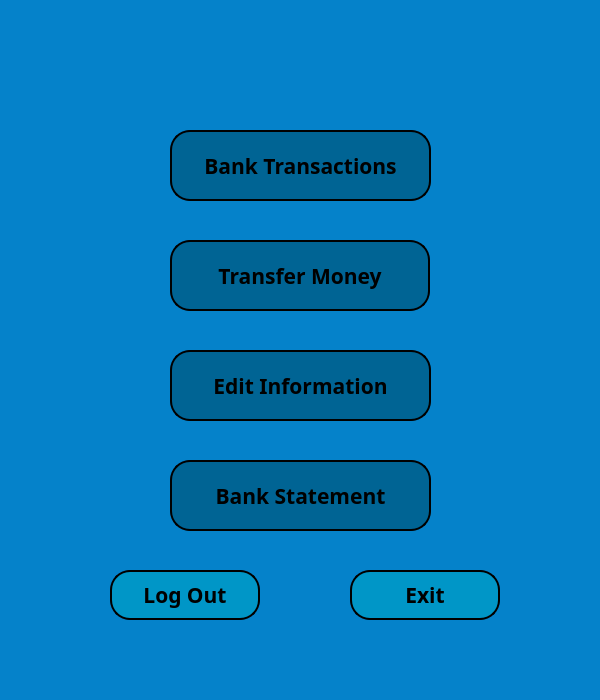
Qt form cs_options_window.ui (melikkekaya/BankingApp_SQL) before a commit.
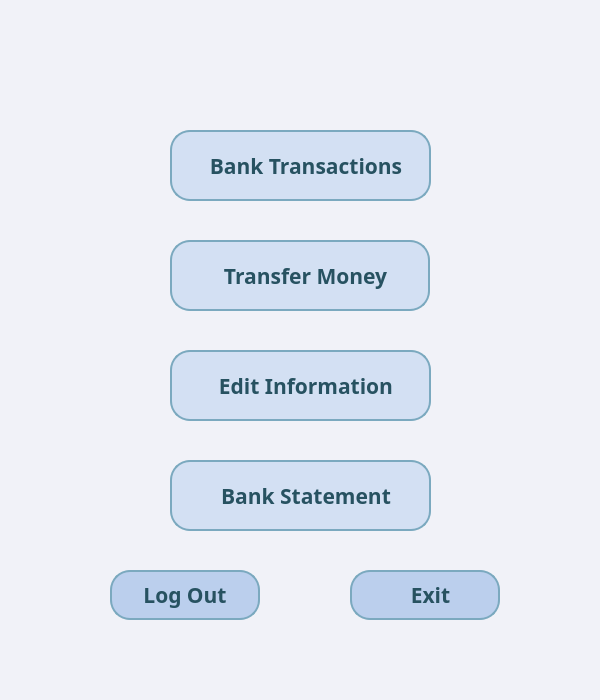
The same form after that commit. Icons and pictures are not drawn.

Diff of the .ui file:
```diff
--- a/cs_options_window.ui
+++ b/cs_options_window.ui
@@ -14,15 +14,15 @@
    <string>MainWindow</string>
   </property>
   <property name="styleSheet">
-   <string notr="true">background-color: rgb(5, 130, 202);</string>
+   <string notr="true">background-color: rgb(241, 242, 248);</string>
   </property>
   <widget class="QWidget" name="centralwidget">
    <widget class="QLabel" name="csoptwdw_lbl_showname">
     <property name="geometry">
      <rect>
-      <x>160</x>
+      <x>110</x>
       <y>30</y>
-      <width>271</width>
+      <width>381</width>
       <height>81</height>
      </rect>
     </property>
@@ -34,6 +34,9 @@
       <bold>true</bold>
      </font>
     </property>
+    <property name="styleSheet">
+     <string notr="true">color: rgb(15, 42, 57);</string>
+    </property>
     <property name="text">
      <string/>
     </property>
@@ -60,19 +63,29 @@
     </property>
     <property name="styleSheet">
      <string notr="true">QPushButton{
-	background-color: rgb(0, 100, 148);
-
-border:2px solid rgb(0, 150, 199);
-border-radius:20px;
-border-color:black;
+color: rgb(39, 82, 97);
+background-color: rgb(211, 224, 243);
+border:2px solid rgb(123, 169, 191);
+border-radius:20px
 }
+
 QPushButton:hover {
      background-color: rgb(202, 240, 248);
      border:2px solid rgb(0, 150, 199);
 }</string>
     </property>
     <property name="text">
-     <string>Transfer Money</string>
+     <string>  Transfer Money</string>
+    </property>
+    <property name="icon">
+     <iconset>
+      <normaloff>icons/fund.png</normaloff>icons/fund.png</iconset>
+    </property>
+    <property name="iconSize">
+     <size>
+      <width>50</width>
+      <height>50</height>
+     </size>
     </property>
    </widget>
    <widget class="QPushButton" name="optwdw_btn_banktr">
@@ -94,19 +107,29 @@
     </property>
     <property name="styleSheet">
      <string notr="true">QPushButton{
-	background-color: rgb(0, 100, 148);
-
-border:2px solid rgb(0, 150, 199);
-border-radius:20px;
-border-color:black;
+color: rgb(39, 82, 97);
+background-color: rgb(211, 224, 243);
+border:2px solid rgb(123, 169, 191);
+border-radius:20px
 }
+
 QPushButton:hover {
      background-color: rgb(202, 240, 248);
      border:2px solid rgb(0, 150, 199);
 }</string>
     </property>
     <property name="text">
-     <string>Bank Transactions</string>
+     <string>  Bank Transactions</string>
+    </property>
+    <property name="icon">
+     <iconset>
+      <normaloff>icons/transaction.png</normaloff>icons/transaction.png</iconset>
+    </property>
+    <property name="iconSize">
+     <size>
+      <width>50</width>
+      <height>50</height>
+     </size>
     </property>
    </widget>
    <widget class="QPushButton" name="optwdw_btn_editinf">
@@ -128,19 +151,29 @@
     </property>
     <property name="styleSheet">
      <string notr="true">QPushButton{
-	background-color: rgb(0, 100, 148);
-
-border:2px solid rgb(0, 150, 199);
-border-radius:20px;
-border-color:black;
+color: rgb(39, 82, 97);
+background-color: rgb(211, 224, 243);
+border:2px solid rgb(123, 169, 191);
+border-radius:20px
 }
+
 QPushButton:hover {
      background-color: rgb(202, 240, 248);
      border:2px solid rgb(0, 150, 199);
 }</string>
     </property>
     <property name="text">
-     <string>Edit Information</string>
+     <string>  Edit Information</string>
+    </property>
+    <property name="icon">
+     <iconset>
+      <normaloff>icons/edit.png</normaloff>icons/edit.png</iconset>
+    </property>
+    <property name="iconSize">
+     <size>
+      <width>50</width>
+      <height>50</height>
+     </size>
     </property>
    </widget>
    <widget class="QPushButton" name="optwdw_btn_bankstt">
@@ -162,19 +195,29 @@
     </property>
     <property name="styleSheet">
      <string notr="true">QPushButton{
-	background-color: rgb(0, 100, 148);
-
-border:2px solid rgb(0, 150, 199);
-border-radius:20px;
-border-color:black;
+color: rgb(39, 82, 97);
+background-color: rgb(211, 224, 243);
+border:2px solid rgb(123, 169, 191);
+border-radius:20px
 }
+
 QPushButton:hover {
      background-color: rgb(202, 240, 248);
      border:2px solid rgb(0, 150, 199);
 }</string>
     </property>
     <property name="text">
-     <string>Bank Statement</string>
+     <string>  Bank Statement</string>
+    </property>
+    <property name="icon">
+     <iconset>
+      <normaloff>icons/report-2.png</normaloff>icons/report-2.png</iconset>
+    </property>
+    <property name="iconSize">
+     <size>
+      <width>50</width>
+      <height>50</height>
+     </size>
     </property>
    </widget>
    <widget class="QPushButton" name="optwdw_btn_back">
@@ -195,25 +238,31 @@
      </font>
     </property>
     <property name="styleSheet">
-     <string notr="true">QPushButton {
-background-color: rgb(0, 150, 199);
-   border-color: rgb(66, 167, 255);
-   border-bottom-color: rgb(255, 255, 255);
-   border:2px solid rgb(202, 240, 248);
-   border-radius:20px;
-   border-color: black;
+     <string notr="true">QPushButton{
+color: rgb(39, 82, 97);
+background-color: rgb(187, 207, 237);
+border:2px solid rgb(123, 169, 191);
+border-radius:20px
 }
 
 QPushButton:hover {
-     background-color: rgb(202, 240, 248);
-     border:2px solid rgb(202, 240, 248);
-}
-    
-   </string>
+     background-color: rgb(225, 229, 241);
+     border:2px solid rgb(196, 218, 245);
+}</string>
     </property>
     <property name="text">
      <string>Log Out</string>
     </property>
+    <property name="icon">
+     <iconset>
+      <normaloff>icons/exit.png</normaloff>icons/exit.png</iconset>
+    </property>
+    <property name="iconSize">
+     <size>
+      <width>50</width>
+      <height>50</height>
+     </size>
+    </property>
    </widget>
    <widget class="QPushButton" name="optwdw_btn_exit">
     <property name="geometry">
@@ -233,24 +282,31 @@
      </font>
     </property>
     <property name="styleSheet">
-     <string notr="true">QPushButton {
-background-color: rgb(0, 150, 199);
-   border-color: rgb(66, 167, 255);
-   border-bottom-color: rgb(255, 255, 255);
-   border:2px solid rgb(202, 240, 248);
-   border-radius:20px;
-   border-color: black;
+     <string notr="true">QPushButton{
+color: rgb(39, 82, 97);
+background-color: rgb(187, 207, 237);
+border:2px solid rgb(123, 169, 191);
+border-radius:20px
 }
 
 QPushButton:hover {
      background-color: rgb(202, 240, 248);
      border:2px solid rgb(202, 240, 248);
 }
-    
    </string>
     </property>
     <property name="text">
-     <string>Exit</string>
+     <string>  Exit</string>
+    </property>
+    <property name="icon">
+     <iconset>
+      <normaloff>icons/log-out.png</normaloff>icons/log-out.png</iconset>
+    </property>
+    <property name="iconSize">
+     <size>
+      <width>40</width>
+      <height>40</height>
+     </size>
     </property>
    </widget>
   </widget>
```
Left out of the diff: 20 changed lines with no effect on the pictures.
